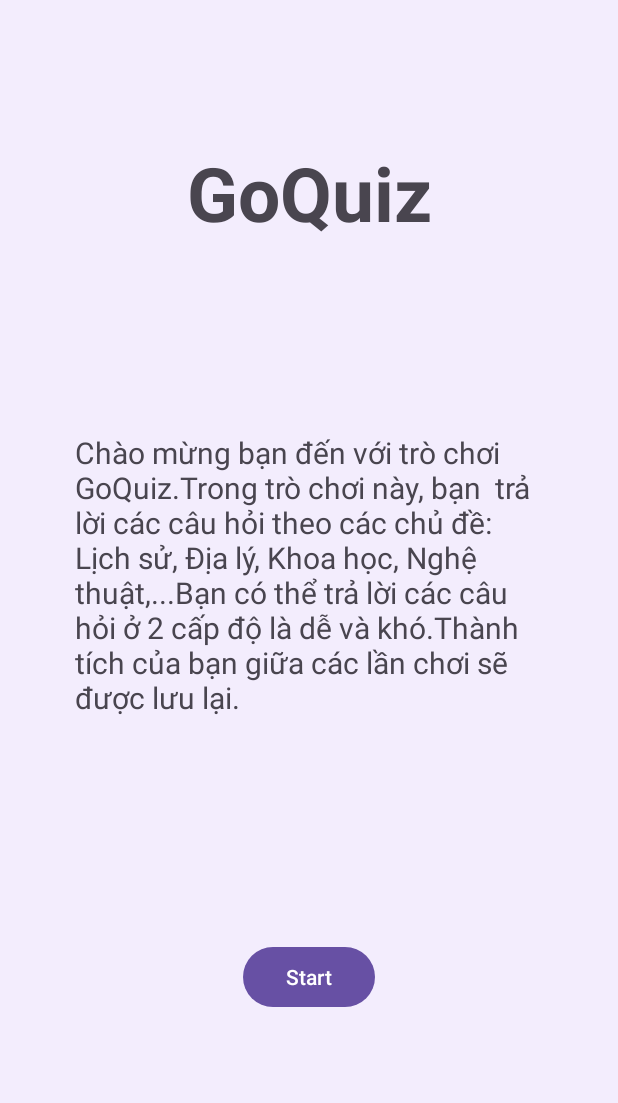
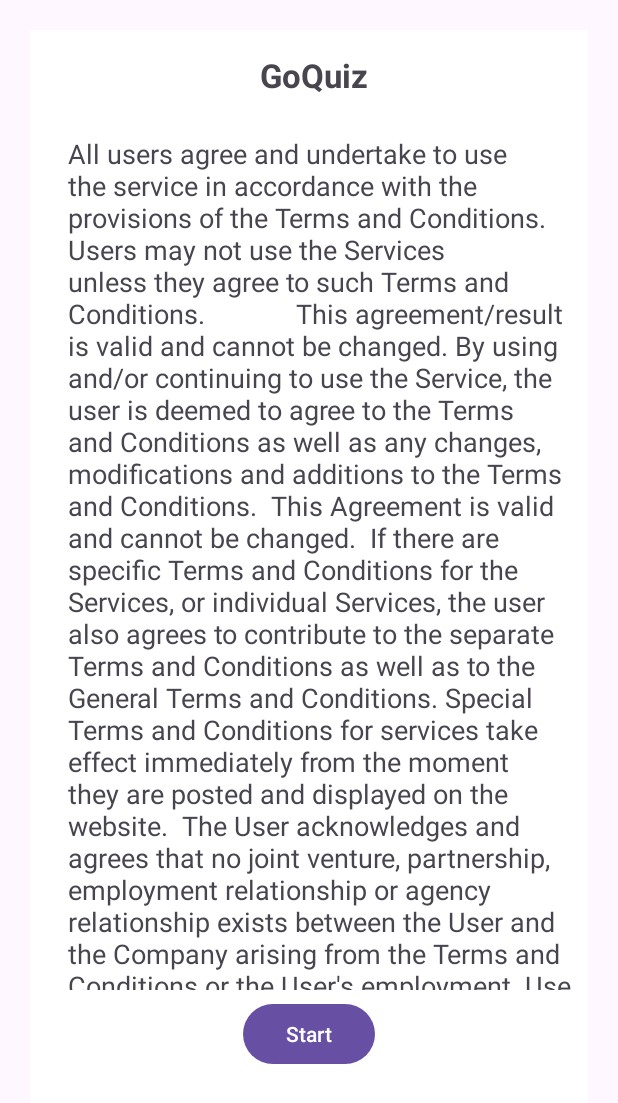
Before and after one commit to tiendung21111/Android_QuizApp, an Android app: the screen it shows after launch (MainActivity), on a phone screen of 412 x 824 dp. Shown: the top 1103 px of the screen. Run offline under Robolectric (Android 15) with nearby library versions, the phone set to English and light mode, and no system bars.

Commit message:
updateScrollXml1

```diff
--- a/app/src/main/res/layout/activity_main.xml
+++ b/app/src/main/res/layout/activity_main.xml
@@ -1,42 +1,74 @@
 <?xml version="1.0" encoding="utf-8"?>
-<androidx.constraintlayout.widget.ConstraintLayout xmlns:android="http://schemas.android.com/apk/res/android"
+<LinearLayout xmlns:android="http://schemas.android.com/apk/res/android"
     xmlns:app="http://schemas.android.com/apk/res-auto"
     xmlns:tools="http://schemas.android.com/tools"
     android:layout_width="match_parent"
     android:layout_height="match_parent"
+    android:orientation="vertical"
     tools:context=".MainActivity"
-    android:background="#F3EDFD">
+    >
+
+
+    <LinearLayout
+        android:layout_width="match_parent"
+        android:layout_height="match_parent"
+        android:layout_margin="20dp"
+        android:background="@color/white"
+        android:orientation="vertical"
+        >
+
+        <ScrollView
+            android:layout_width="match_parent"
+            android:layout_height="640dp"
+            >
+
+            <LinearLayout
+                android:layout_width="match_parent"
+                android:layout_height="wrap_content"
+                android:orientation="vertical">
 
                 <TextView
-        android:id="@+id/textView2"
+                    android:layout_width="wrap_content"
+                    android:layout_height="wrap_content"
+                    android:text="GoQuiz"
+                    android:textSize="22dp"
+                    android:layout_gravity="center"
+                    android:textStyle="bold"
+                    android:layout_margin="15dp"
+                    android:paddingLeft="7dp"
+                    />
+
+                <TextView
+
+                    android:layout_width="wrap_content"
+                    android:layout_height="wrap_content"
+                    android:layout_margin="10dp"
+                    android:paddingLeft="15dp"
+                    android:text="All users agree and undertake to use the service in accordance with the provisions of the Terms and Conditions.
+            Users may not use the Services unless they agree to such Terms and Conditions.
+            This agreement/result is valid and cannot be changed.
+By using and/or continuing to use the Service, the user is deemed to agree to the Terms and Conditions as well as any changes, modifications and additions to the Terms and Conditions.
+ This Agreement is valid and cannot be changed.
+
+If there are specific Terms and Conditions for the Services, or individual Services, the user also agrees to contribute to the separate Terms and Conditions as well as to the General Terms and Conditions. Special Terms and Conditions for services take effect immediately from the moment they are posted and displayed on the website.
+
+The User acknowledges and agrees that no joint venture, partnership, employment relationship or agency relationship exists between the User and the Company arising from the Terms and Conditions or the User's employment. Use the Company's Services.
+ The Company implements these Terms and Conditions in accordance with applicable laws and nothing in these Terms and Conditions shall impede the Company's right to comply with government regulations or requirements, protect defense agencies, law enforcement agencies, as well as other competent State authorities related to users using the Company's Services or information that we receive or obtain from the use of the Services. You's service
+"
+                    android:textSize="18dp" />
+
+            </LinearLayout>
+
+
+
+        </ScrollView>
+
+        <LinearLayout
             android:layout_width="match_parent"
             android:layout_height="wrap_content"
-        android:gravity="center"
-        android:text="GoQuiz"
-        android:textSize="50dp"
-        android:textStyle="bold"
-        app:layout_constraintBottom_toBottomOf="parent"
-        app:layout_constraintEnd_toEndOf="parent"
-        app:layout_constraintHorizontal_bias="0.0"
-        app:layout_constraintStart_toStartOf="parent"
-        app:layout_constraintTop_toTopOf="parent"
-        app:layout_constraintVertical_bias="0.125" />
-
-    <TextView
-        android:gravity="left"
-        android:id="@+id/textView"
-        android:layout_width="0dp"
-        android:layout_height="wrap_content"
-        android:layout_marginStart="50dp"
-        android:layout_marginEnd="50dp"
-        android:text="Chào mừng bạn đến với trò chơi GoQuiz.Trong trò chơi này, bạn  trả lời các câu hỏi theo các chủ đề: Lịch sử, Địa lý, Khoa học, Nghệ thuật,...Bạn có thể trả lời các câu hỏi ở 2 cấp độ là dễ và khó.Thành tích của bạn giữa các lần chơi sẽ được lưu lại."
-        android:textSize="20dp"
-        app:layout_constraintBottom_toBottomOf="parent"
-        app:layout_constraintEnd_toEndOf="parent"
-        app:layout_constraintHorizontal_bias="1.0"
-        app:layout_constraintStart_toStartOf="parent"
-        app:layout_constraintTop_toBottomOf="@+id/textView2"
-        app:layout_constraintVertical_bias="0.267" />
+            android:orientation="horizontal"
+            android:paddingTop="5dp"
+            android:gravity="center">
 
             <Button
                 android:id="@+id/BtnStart"
@@ -45,8 +77,17 @@
                 android:text="Start"
                 app:layout_constraintBottom_toBottomOf="parent"
                 app:layout_constraintEnd_toEndOf="parent"
+                app:layout_constraintHorizontal_bias="0.498"
                 app:layout_constraintStart_toStartOf="parent"
-        app:layout_constraintTop_toBottomOf="@+id/textView" />
+                app:layout_constraintTop_toTopOf="parent"
+                app:layout_constraintVertical_bias="0.918"
+                android:layout_gravity="center"
 
 
-</androidx.constraintlayout.widget.ConstraintLayout>
+                />
+
+        </LinearLayout>
+
+    </LinearLayout>
+
+</LinearLayout>
```
Lines whose indentation alone changed are shown as unchanged.
